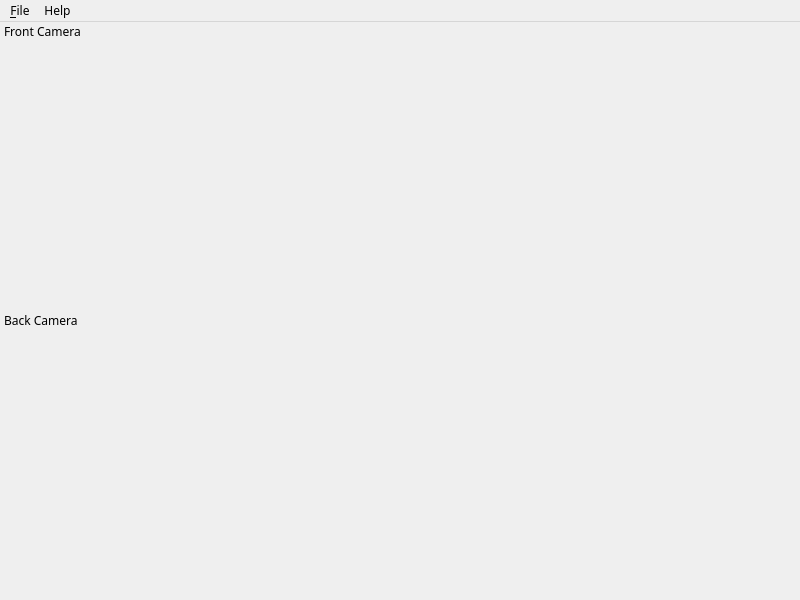
Old version of the form resources/main_view.ui in the repository Oh-JongJin/js08.
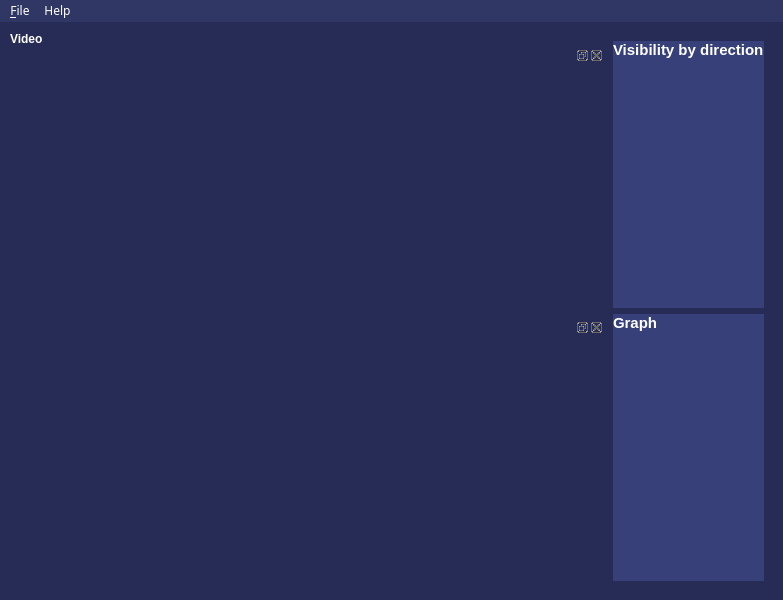
New version of the form.

Commit message: Modify main window design

Patch:
```diff
--- a/resources/main_view.ui
+++ b/resources/main_view.ui
@@ -9,7 +9,7 @@
    <rect>
     <x>0</x>
     <y>0</y>
-    <width>800</width>
+    <width>783</width>
     <height>600</height>
    </rect>
   </property>
@@ -27,7 +27,7 @@
   </property>
   <property name="font">
    <font>
-    <family>나눔고딕</family>
+    <family>Bahnschrift Light</family>
    </font>
   </property>
   <property name="mouseTracking">
@@ -36,6 +36,9 @@
   <property name="windowTitle">
    <string>JS-06</string>
   </property>
+  <property name="styleSheet">
+   <string notr="true"/>
+  </property>
   <widget class="QWidget" name="centralwidget">
    <property name="maximumSize">
     <size>
@@ -46,6 +49,10 @@
    <property name="mouseTracking">
     <bool>false</bool>
    </property>
+   <property name="styleSheet">
+    <string notr="true">background-color: rgb(39, 44, 86);
+color: rgb(255, 255, 255);</string>
+   </property>
    <layout class="QGridLayout" name="gridLayout">
     <property name="leftMargin">
      <number>0</number>
@@ -63,30 +70,90 @@
      <number>0</number>
     </property>
     <item row="0" column="0">
-     <layout class="QVBoxLayout" name="verticalLayout">
+     <layout class="QHBoxLayout" name="horizontalLayout">
+      <property name="leftMargin">
+       <number>10</number>
+      </property>
+      <property name="topMargin">
+       <number>10</number>
+      </property>
+      <property name="rightMargin">
+       <number>10</number>
+      </property>
+      <property name="bottomMargin">
+       <number>10</number>
+      </property>
       <item>
-       <widget class="QDockWidget" name="video_dock">
-        <property name="floating">
-         <bool>false</bool>
-        </property>
-        <property name="features">
-         <set>QDockWidget::NoDockWidgetFeatures</set>
-        </property>
-        <property name="windowTitle">
-         <string>Front Camera</string>
-        </property>
-        <widget class="QWidget" name="dockWidgetContents"/>
-       </widget>
+       <layout class="QVBoxLayout" name="verticalLayout">
+        <item>
+         <layout class="QHBoxLayout" name="horizontalLayout_2">
+          <item>
+           <widget class="QLabel" name="label_2">
+            <property name="font">
+             <font>
+              <pointsize>9</pointsize>
+              <weight>75</weight>
+              <bold>true</bold>
+             </font>
+            </property>
+            <property name="styleSheet">
+             <string notr="true">background-color: rgba(255, 255, 255, 0);</string>
+            </property>
+            <property name="text">
+             <string>Video</string>
+            </property>
+           </widget>
+          </item>
+         </layout>
+        </item>
+        <item>
+         <widget class="QDockWidget" name="video_dock">
+          <widget class="QWidget" name="dockWidgetContents_3"/>
+         </widget>
+        </item>
+        <item>
+         <widget class="QDockWidget" name="video_dock2">
+          <widget class="QWidget" name="dockWidgetContents_2"/>
+         </widget>
+        </item>
+       </layout>
       </item>
       <item>
-       <widget class="QDockWidget" name="video_dock2">
-        <property name="features">
-         <set>QDockWidget::NoDockWidgetFeatures</set>
-        </property>
-        <property name="windowTitle">
-         <string>Back Camera</string>
-        </property>
-        <widget class="QWidget" name="dockWidgetContents_2"/>
+       <widget class="QFrame" name="verticalFrame_2">
+        <layout class="QVBoxLayout" name="verticalLayout_2">
+         <item>
+          <widget class="QLabel" name="label">
+           <property name="styleSheet">
+            <string notr="true">background-color: rgb(55, 64, 121);</string>
+           </property>
+           <property name="frameShape">
+            <enum>QFrame::NoFrame</enum>
+           </property>
+           <property name="text">
+            <string>&lt;html&gt;&lt;head/&gt;&lt;body&gt;&lt;p&gt;&lt;span style=&quot; font-size:11pt; font-weight:600;&quot;&gt;Visibility by direction&lt;/span&gt;&lt;/p&gt;&lt;/body&gt;&lt;/html&gt;</string>
+           </property>
+           <property name="alignment">
+            <set>Qt::AlignLeading|Qt::AlignLeft|Qt::AlignTop</set>
+           </property>
+           <property name="textInteractionFlags">
+            <set>Qt::LinksAccessibleByMouse</set>
+           </property>
+          </widget>
+         </item>
+         <item>
+          <widget class="QLabel" name="label_3">
+           <property name="styleSheet">
+            <string notr="true">background-color: rgb(55, 64, 121);</string>
+           </property>
+           <property name="text">
+            <string>&lt;html&gt;&lt;head/&gt;&lt;body&gt;&lt;p&gt;&lt;span style=&quot; font-size:11pt; font-weight:600;&quot;&gt;Graph&lt;/span&gt;&lt;/p&gt;&lt;/body&gt;&lt;/html&gt;</string>
+           </property>
+           <property name="alignment">
+            <set>Qt::AlignLeading|Qt::AlignLeft|Qt::AlignTop</set>
+           </property>
+          </widget>
+         </item>
+        </layout>
        </widget>
       </item>
      </layout>
@@ -94,17 +161,24 @@
    </layout>
   </widget>
   <widget class="QMenuBar" name="menubar">
+   <property name="enabled">
+    <bool>true</bool>
+   </property>
    <property name="geometry">
     <rect>
      <x>0</x>
      <y>0</y>
-     <width>800</width>
-     <height>18</height>
+     <width>783</width>
+     <height>21</height>
     </rect>
    </property>
    <property name="autoFillBackground">
     <bool>false</bool>
    </property>
+   <property name="styleSheet">
+    <string notr="true">background-color: rgb(48, 55, 100);
+color: rgb(255, 255, 255);</string>
+   </property>
    <property name="nativeMenuBar">
     <bool>false</bool>
    </property>
```
The commit also changes 2 other files.
